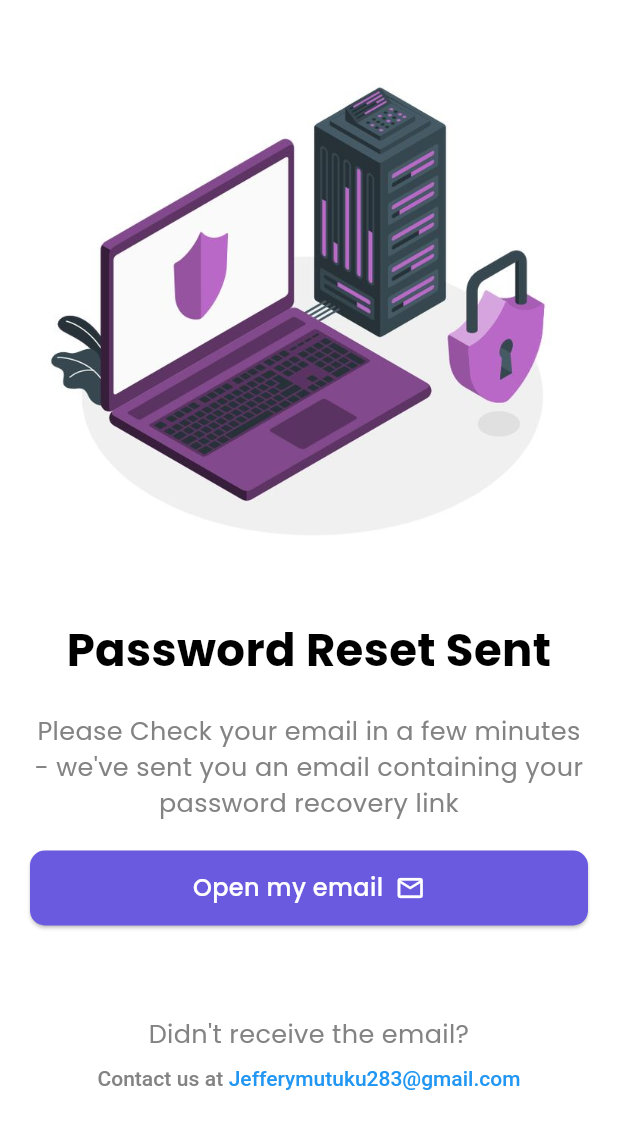
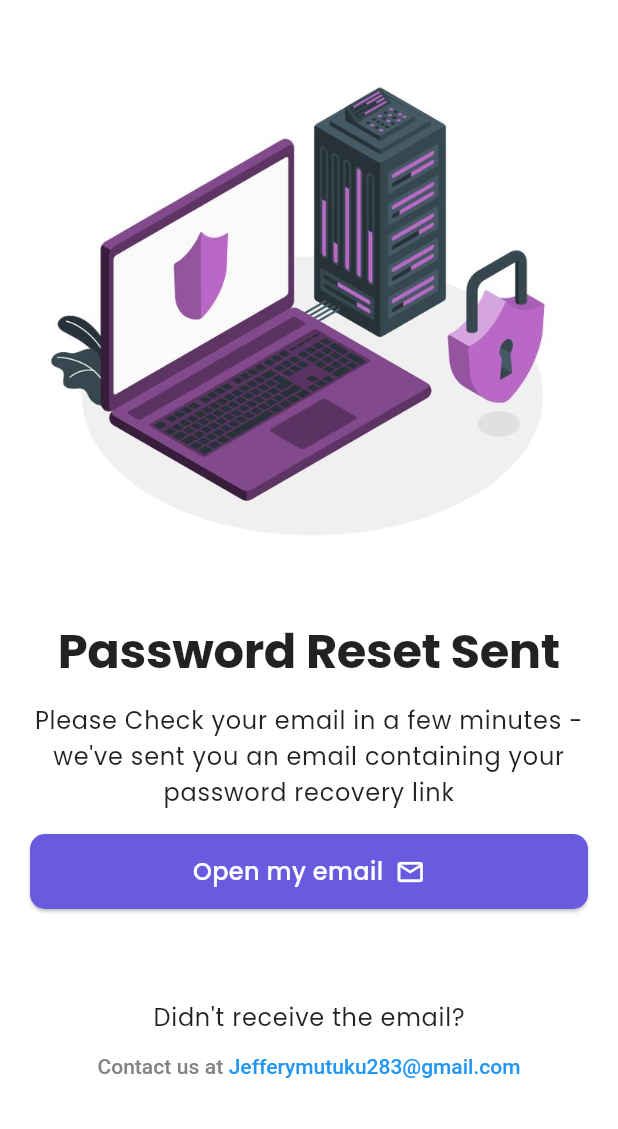
Before and after one commit to TremerYT/ecommerce_flutter, a Flutter app: the SuccessScreen screen opened by its route, on a phone screen of 412 x 824 dp. Shown: the top 1129 px of the screen. Run offline on Flutter 3.47's test engine with Material 3 defaults, Android fonts, the phone set to English and light mode, and no system bars; our stand-ins replace flutter_form_builder, font_awesome_flutter, form_builder_validators, get, google_fonts, sign_in_button.

Commit message:
Changes Made:
- Fixed Layout on the success screen when resetting the passoerd

```diff
--- a/lib/screens/authentication_screens/success_screen.dart
+++ b/lib/screens/authentication_screens/success_screen.dart
@@ -9,45 +9,38 @@ class SuccessScreen extends GetView {
   @override
   Widget build(BuildContext context) {
     return Scaffold(
-      backgroundColor: Color(0xffffffff),
+      backgroundColor: Theme.of(context).colorScheme.surface,
       body: SafeArea(
         child: Padding(
           padding: const EdgeInsets.fromLTRB(20, 20, 20, 0),
-          child: ListView(
+          child: Column(
             children: [
               Image.asset("assets/Mailbox.jpeg", fit: BoxFit.contain),
-              const SizedBox(height: 20),
+              const SizedBox(height: 24),
               CustomText(
                 text: "Password Reset Sent",
-                textColor: Color(0xff000000),
-                fontSize: 30,
-                fontWeight: FontWeight.bold,
-                textAlign: TextAlign.center,
+                style: Theme.of(context).textTheme.displayLarge,
               ),
-              const SizedBox(height: 20),
+              const SizedBox(height: 16),
               CustomText(
                 text:
                     "Please Check your email in a few minutes - we've sent you an email containing your password recovery link",
-                textColor: Color(0xff838383),
-                fontSize: 17,
-                fontWeight: FontWeight.normal,
+                style: Theme.of(context).textTheme.bodyLarge,
                 textAlign: TextAlign.center,
               ),
-              const SizedBox(height: 20),
+              const SizedBox(height: 16),
               CustomButton(
                 title: "Open my email",
                 onPressed: () {},
                 suffixIcon: Icon(Icons.email_outlined),
+                width: Get.width,
               ),
               const SizedBox(height: 60),
               CustomText(
                 text: "Didn't receive the email?",
-                textColor: Color(0xff838383),
-                fontSize: 17,
-                fontWeight: FontWeight.normal,
-                textAlign: TextAlign.center,
+                style: Theme.of(context).textTheme.bodyLarge,
               ),
-              const SizedBox(height: 5),
+              const SizedBox(height: 8),
               RichText(
                 textAlign: TextAlign.center,
                 text: TextSpan(
--- a/lib/utils/theme.dart
+++ b/lib/utils/theme.dart
@@ -5,14 +5,14 @@ class AppColors {
   static const Color primaryColor = Color(0xFF6A5AE0);
   static const Color primaryTextColor = Colors.white;
   static const Color secondaryTextColor = Colors.black87;
-  static const Color backgroundColor = Color(0xFFF5F5F5);
+  static const Color backgroundColor = Color(0xffffffff);
 }
 
 final ThemeData appTheme = ThemeData(
   colorScheme: ColorScheme.fromSeed(
     seedColor: AppColors.primaryColor,
     primary: AppColors.primaryColor,
-    background: AppColors.backgroundColor,
+    surface: AppColors.backgroundColor,
   ),
 
   textTheme: TextTheme(
--- a/lib/widgets/custom_button.dart
+++ b/lib/widgets/custom_button.dart
@@ -20,7 +20,7 @@ class CustomButton extends StatelessWidget {
     this.fontSize = 16.0,
     this.width,
     this.suffixIcon,
-    this.prefixIcon
+    this.prefixIcon,
   });
 
   @override
@@ -49,7 +49,7 @@ class CustomButton extends StatelessWidget {
         children: [
           if (prefixIcon != null) ...[
             IconTheme(
-              data: IconThemeData(size: fontSize + 4, color: buttonTextColor,),
+              data: IconThemeData(size: fontSize + 4, color: buttonTextColor),
               child: prefixIcon!,
             ),
             const SizedBox(width: 8),
@@ -58,7 +58,7 @@ class CustomButton extends StatelessWidget {
           if (suffixIcon != null) ...[
             const SizedBox(width: 8),
             IconTheme(
-              data: IconThemeData(size: fontSize + 4, color: buttonTextColor,),
+              data: IconThemeData(size: fontSize + 4, color: buttonTextColor),
               child: suffixIcon!,
             ),
           ],
```
